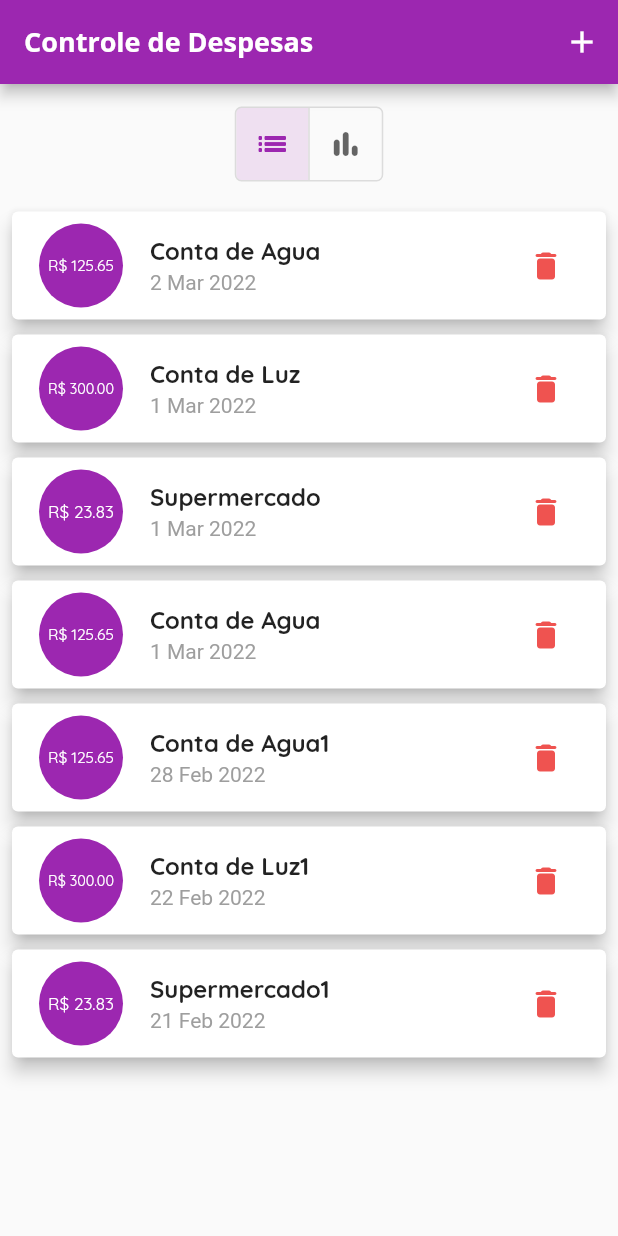
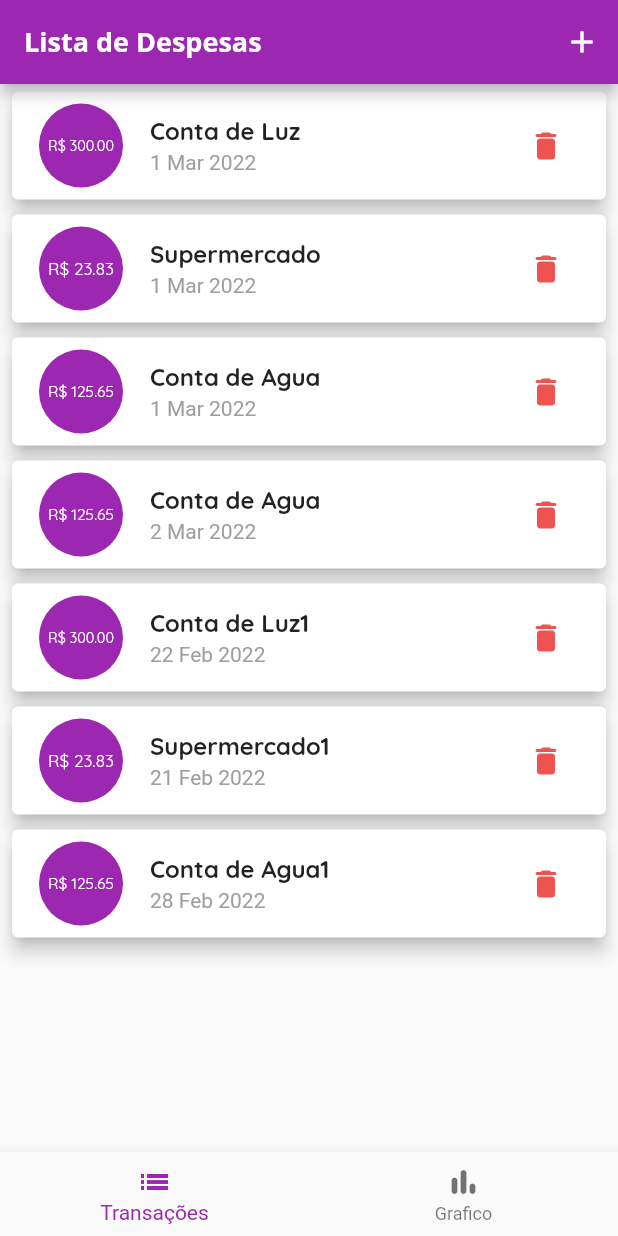
Before and after one commit to GuilhermePalma/Control_Expenses, a Flutter app: the screen it shows after launch, on a phone screen of 412 x 824 dp. Run offline on Flutter 3.47's test engine with Material 2 defaults, Android fonts, the phone set to English and light mode, and no system bars.

Commit message:
Refactor Struct of Project

```diff
--- a/lib/main.dart
+++ b/lib/main.dart
@@ -1,4 +1,4 @@
-import 'package:control_expenses/screens/transactions_screen.dart';
+import 'package:control_expenses/screens/tabs_screen.dart';
 import 'package:flutter/material.dart';
 
 void main() => runApp(const MyApp());
@@ -34,7 +34,7 @@ class MyApp extends StatelessWidget {
           ),
         ),
       ),
-      home: const TransactionsScreen(),
+      home: const TabsScreen(),
     );
   }
 }
--- /dev/null
+++ b/lib/screens/chart_screen.dart
@@ -0,0 +1,95 @@
+import 'package:control_expenses/components/chart.dart';
+import 'package:control_expenses/components/chart_caption.dart';
+import 'package:control_expenses/data/dummy_data.dart';
+import 'package:control_expenses/models/transaction.dart';
+import 'package:flutter/material.dart';
+
+class ChartScreen extends StatefulWidget {
+  const ChartScreen({
+    Key? key,
+  }) : super(key: key);
+
+  @override
+  State<ChartScreen> createState() => _ChartScreenState();
+}
+
+// TODO: Obter lista de Transação com as Transações Atualizadas
+class _ChartScreenState extends State<ChartScreen> {
+  /// Variavel que armazenará as Transações do Usuario
+  final List<Transaction> transactionList = dummyTransactions;
+
+  /// Armazena a Quantidade dos "Ultimos Dias" exibidos no Chart.
+  int _quantityDays = 7;
+
+  /// Armazena o Valor da quantidade dos "Utlimos Dias" Disponivel
+  final List<int> lastDays = [7, 10, 14, 35, 91];
+
+  // Variavel que Controla o Estade de "Ver" ou não a Legenda do Grafico
+  bool _showCaptionChart = false;
+
+  /// Obtem as Transações dentro do Intervalo de Dias. Intervalo a partir da Data Atual
+  ///
+  /// int quantityDays: Representa quantos dias Estarão no Intervalo
+  List<Transaction> lastWeekTransactions(int quantityDays) {
+    /// Obtem os Dias da Lista anteriores ao dia atual que satisfação ao Intervalo
+    return transactionList.where((element) {
+      // Verifica se a Data é depois do Periodo Especificado
+      bool isAfterDate = element.date
+          .isAfter(DateTime.now().subtract(Duration(days: quantityDays)));
+
+      // Verifica se a Data é antes do dia Atual
+      bool isBeforeDate = element.date.isBefore(DateTime.now());
+      return isAfterDate && isBeforeDate;
+    }).toList();
+  }
+
+  _changeWindow(int quantityDays, bool isNextWindow) {
+    int position = isNextWindow
+        ? lastDays.indexOf(quantityDays) + 1
+        : lastDays.indexOf(quantityDays) - 1;
+
+    if (position >= lastDays.length) {
+      // Caso a Posição seja o Ultimo Item da Lista, exibe o Primeiro
+      _quantityDays = lastDays.first;
+    } else if (position < 0) {
+      // Caso a Posição seja o Primeiro Item da Lista e esteja voltando, exibe o Ultimo
+      _quantityDays = lastDays.last;
+    } else {
+      // Soma/Subtrai para a Posição Sucessora/Antecessora
+      _quantityDays = lastDays.elementAt(position);
+    }
+
+    // Atualiza a Quantidade de Dias Exibido
+    setState(() => _quantityDays);
+  }
+
+  @override
+  Widget build(BuildContext context) {
+    return SingleChildScrollView(
+      child: Column(
+        children: [
+          Chart(
+            listTransactions: lastWeekTransactions(_quantityDays),
+            quantityDays: _quantityDays,
+            changeWindow: _changeWindow,
+          ),
+          TextButton(
+            onPressed: () {
+              setState(() => _showCaptionChart = !_showCaptionChart);
+            },
+            child: Row(
+              mainAxisAlignment: MainAxisAlignment.center,
+              children: [
+                Icon(_showCaptionChart
+                    ? Icons.visibility_off_rounded
+                    : Icons.manage_search_outlined),
+                Text("${_showCaptionChart ? 'Esconder' : 'Ver'} Legenda"),
+              ],
+            ),
+          ),
+          if (_showCaptionChart) const ChartCaption(),
+        ],
+      ),
+    );
+  }
+}
--- /dev/null
+++ b/lib/screens/tabs_screen.dart
@@ -0,0 +1,96 @@
+import 'dart:io';
+
+import 'package:control_expenses/components/transaction_form.dart';
+import 'package:control_expenses/models/transaction.dart';
+import 'package:control_expenses/screens/chart_screen.dart';
+import 'package:control_expenses/screens/transaction_list_screen.dart';
+import 'package:flutter/cupertino.dart';
+import 'package:flutter/material.dart';
+
+class TabsScreen extends StatefulWidget {
+  const TabsScreen({Key? key}) : super(key: key);
+
+  @override
+  _TabScreenState createState() => _TabScreenState();
+}
+
+class _TabScreenState extends State<TabsScreen> {
+  /// Variavel que armazena os Valores das Tabs Inferiores
+  final List<Map<String, Object>> _listScreens = [
+    {
+      // Parametros da AppBar e Body
+      "title": "Lista de Despesas",
+      "screen": const TransactionListScreen(),
+      // Parametros do Item no Menu Inferior
+      "label": "Transações",
+      "icon": Icons.list_sharp,
+    },
+    {
+      "title": "Grafico de Gastos",
+      "screen": const ChartScreen(),
+      "label": "Grafico",
+      "icon": Icons.bar_chart_rounded,
+    },
+  ];
+
+  /// Armazena o Index da Tab Selecionada
+  int _indexSelectedScreen = 0;
+
+  /// Configura o Icone "+" na AppBar
+  Widget actionAddTransaction(BuildContext context) {
+    final IconData icon = Platform.isIOS ? CupertinoIcons.add : Icons.add;
+    return Platform.isIOS
+        ? GestureDetector(
+            onTap: () => _openTransactionForm(context),
+            child: Icon(icon),
+          )
+        : IconButton(
+            onPressed: () => _openTransactionForm(context),
+            icon: Icon(icon),
+          );
+  }
+
+  /// Abre o Form de Cadastro de Transações, no estilo Modal
+  _openTransactionForm(BuildContext context) {
+    showModalBottomSheet(
+      context: context,
+      builder: (_) {
+        return TransactionForm(
+          onSubmit: _addTransaction,
+          onCancel: _closeTransactionForm,
+        );
+      },
+    );
+  }
+
+  /// Fecha o Modal Aberto
+  _closeTransactionForm() => Navigator.of(context).pop();
+
+  /// Adiciona uma Nova Transação à Lista de Transações
+  // TODO Implementar o Cadastramento de Transações
+  _addTransaction(Transaction newTransaction) => _closeTransactionForm();
+
+  @override
+  Widget build(BuildContext context) {
+    return Scaffold(
+      appBar: AppBar(
+        title: Text(
+            _listScreens.elementAt(_indexSelectedScreen)["title"] as String),
+        actions: [
+          actionAddTransaction(context),
+        ],
+      ),
+      body: _listScreens.elementAt(_indexSelectedScreen)["screen"] as Widget,
+      bottomNavigationBar: BottomNavigationBar(
+        currentIndex: _indexSelectedScreen,
+        items: _listScreens.map((tabItem) {
+          return BottomNavigationBarItem(
+            icon: Icon(tabItem["icon"] as IconData),
+            label: tabItem["label"] as String,
+          );
+        }).toList(),
+        onTap: (index) => setState(() => _indexSelectedScreen = index),
+      ),
+    );
+  }
+}
--- /dev/null
+++ b/lib/screens/transaction_list_screen.dart
@@ -0,0 +1,34 @@
+import 'package:control_expenses/components/transaction_list.dart';
+import 'package:control_expenses/data/dummy_data.dart';
+import 'package:control_expenses/models/transaction.dart';
+import 'package:flutter/material.dart';
+
+class TransactionListScreen extends StatefulWidget {
+  const TransactionListScreen({
+    Key? key,
+  }) : super(key: key);
+
+  @override
+  State<TransactionListScreen> createState() => _TransactionListScreenState();
+}
+
+class _TransactionListScreenState extends State<TransactionListScreen> {
+  final List<Transaction> transactionList = dummyTransactions;
+
+  // TODO: Implementar DB para salvar a Exclusão
+  /// Exclui uma Transação da Lista
+  _deleteTransaction(String idTransaction) {
+    // Atualiza o Estado da Lista exibida no APP, excluindo o Elemento
+    setState(() {
+      transactionList.removeWhere((element) => element.id == idTransaction);
+    });
+  }
+
+  @override
+  Widget build(BuildContext context) {
+    return TransactionList(
+      transactiontions: transactionList,
+      onDelete: _deleteTransaction,
+    );
+  }
+}
--- a/lib/screens/transactions_screen.dart
+++ /dev/null
@@ -1,242 +0,0 @@
-import 'dart:io';
-
-import 'package:control_expenses/components/chart.dart';
-import 'package:control_expenses/components/chart_caption.dart';
-import 'package:control_expenses/components/transaction_form.dart';
-import 'package:control_expenses/components/transaction_list.dart';
-import 'package:control_expenses/data/dummy_data.dart';
-import 'package:control_expenses/models/transaction.dart';
-import 'package:flutter/cupertino.dart';
-import 'package:flutter/material.dart';
-
-/// Classe que irá Gerenciar a parte do Home do APP. Nele acontece mudanças de Estado
-class TransactionsScreen extends StatefulWidget {
-  const TransactionsScreen({Key? key}) : super(key: key);
-
-  @override
-  State<TransactionsScreen> createState() => _TransactionsScreenState();
-}
-
-class _TransactionsScreenState extends State<TransactionsScreen> {
-  /// Variavel que armazenará as Transações do Usuario
-  final List<Transaction> transactionList = dummyTransactions;
-
-  /// Armazena a Quantidade dos "Ultimos Dias" exibidos no Chart.
-  int _quantityDays = 7;
-
-  /// Armazena o Valor da quantidade dos "Utlimos Dias" Disponivel
-  final List<int> lastDays = [7, 10, 14, 35, 91];
-
-  /// Abre o Form de Cadastro de Transações, no estilo Modal
-  _openTransactionForm(BuildContext context) {
-    showModalBottomSheet(
-      context: context,
-      builder: (_) {
-        return TransactionForm(
-          onSubmit: _addTransaction,
-          onCancel: _closeTransactionForm,
-        );
-      },
-    );
-  }
-
-  /// Fecha o Modal Aberto
-  _closeTransactionForm() {
-    Navigator.of(context).pop();
-  }
-
-  /// Adiciona uma Nova Transação à Lista de Transações
-  _addTransaction(Transaction newTransaction) {
-    // Atualiza o Estado da Lista exibida no APP
-    setState(() => transactionList.add(newTransaction));
-
-    // Fecha o Modal Aberto
-    _closeTransactionForm();
-  }
-
-  /// Exclui uma Transação da Lista
-  _deleteTransaction(String idTransaction) {
-    // Atualiza o Estado da Lista exibida no APP, excluindo o Elemento
-    setState(() {
-      transactionList.removeWhere((element) => element.id == idTransaction);
-    });
-  }
-
-  /// Obtem as Transações dentro do Intervalo de Dias. Intervalo a partir da Data Atual
-  ///
-  /// int quantityDays: Representa quantos dias Estarão no Intervalo
-  List<Transaction> lastWeekTransactions(int quantityDays) {
-    /// Obtem os Dias da Lista anteriores ao dia atual que satisfação ao Intervalo
-    return transactionList.where((element) {
-      // Verifica se a Data é depois do Periodo Especificado
-      bool isAfterDate = element.date
-          .isAfter(DateTime.now().subtract(Duration(days: quantityDays)));
-
-      // Verifica se a Data é antes do dia Atual
-      bool isBeforeDate = element.date.isBefore(DateTime.now());
-      return isAfterDate && isBeforeDate;
-    }).toList();
-  }
-
-  /// Metodo Responsavel por Alterar a Quantidade de Dias Exibidos no Chart
-  _changeWindow(int quantityDays, bool isNextWindow) {
-    int position = isNextWindow
-        ? lastDays.indexOf(quantityDays) + 1
-        : lastDays.indexOf(quantityDays) - 1;
-
-    if (position >= lastDays.length) {
-      // Caso a Posição seja o Ultimo Item da Lista, exibe o Primeiro
-      _quantityDays = lastDays.first;
-    } else if (position < 0) {
-      // Caso a Posição seja o Primeiro Item da Lista e esteja voltando, exibe o Ultimo
-      _quantityDays = lastDays.last;
-    } else {
-      // Soma/Subtrai para a Posição Sucessora/Antecessora
-      _quantityDays = lastDays.elementAt(position);
-    }
-
-    // Atualiza a Quantidade de Dias Exibido
-    setState(() => _quantityDays);
-  }
-
-  /// Retorna o IconButton Adaptado para o IOS e Android
-  Widget _getButtonNavigation(IconData icon, Function() fn) {
-    return Platform.isIOS
-        ? GestureDetector(
-            onTap: fn,
-            child: Icon(icon),
-          )
-        : IconButton(
-            onPressed: fn,
-            icon: Icon(icon),
-          );
-  }
-
-  /// Retorma o Layout exibido no Body do APP
-  Widget _bodyWidget(double sizeAppBar) {
-    // Objeto MediaQuery para evitar chamadas redundantes
-    final mediaQuery = MediaQuery.of(context);
-
-    // Obtem o Tamanho Disponivel para a List Ocupar
-    final disponableHeight =
-        mediaQuery.size.height - sizeAppBar - mediaQuery.padding.top;
-
-    // Altura Customizada da Exibição da Lista
-    final heigthList = mediaQuery.orientation == Orientation.portrait
-        ? 0.856 * disponableHeight
-        : 0.7 * disponableHeight;
-
-    return SafeArea(
-      child: SingleChildScrollView(
-        child: Column(
-          children: [
-            Padding(
-              padding: const EdgeInsets.symmetric(vertical: 15),
-              child: ToggleButtons(
-                color: Colors.black.withOpacity(0.60),
-                borderRadius: BorderRadius.circular(4.0),
-                isSelected: isSelectedButton,
-                onPressed: (index) {
-                  setState(() {
-                    // Remove a Legenda (O Usuario sempre terá que clicar p/ acessar)
-                    showCaptionChart = false;
-
-                    // Tira a Seleção dos Itens Selecionados
-                    if (isSelectedButton.contains(true)) {
-                      int indexItem = isSelectedButton.indexOf(true);
-                      isSelectedButton[indexItem] = false;
-                    }
-
-                    // Seleciona o Item que foi Clicado
-                    isSelectedButton[index] = true;
-                  });
-                },
-                children: const [
-                  Icon(Icons.list_sharp),
-                  Icon(Icons.bar_chart_rounded),
-                ],
-              ),
-            ),
-            // Obtem a Primeira Posição (Exibir Lista)
-            isSelectedButton.elementAt(0)
-                ? SizedBox(
-                    height: heigthList,
-                    child: TransactionList(
-                      transactiontions: transactionList,
-                      onDelete: _deleteTransaction,
-                    ),
-                  )
-                : Chart(
-                    listTransactions: lastWeekTransactions(_quantityDays),
-                    quantityDays: _quantityDays,
-                    changeWindow: _changeWindow,
-                  ),
-
-            if (isSelectedButton.elementAt(1))
-              TextButton(
-                onPressed: () {
-                  setState(() => showCaptionChart = !showCaptionChart);
-                },
-                child: Row(
-                  mainAxisAlignment: MainAxisAlignment.center,
-                  children: [
-                    Icon(showCaptionChart
-                        ? Icons.visibility_off_rounded
-                        : Icons.manage_search_outlined),
-                    Text("${showCaptionChart ? 'Esconder' : 'Ver'} Legenda"),
-                  ],
-                ),
-              ),
-
-            if (isSelectedButton.elementAt(1) && showCaptionChart)
-              const ChartCaption(),
-          ],
-        ),
-      ),
-    );
-  }
-
-  // List que controla a Seleção dos Toggle Buttons
-  final List<bool> isSelectedButton = <bool>[true, false];
-
-  // Variavel que Controla o Estade de "Ver" ou não a Legenda do Grafico
-  bool showCaptionChart = false;
-
-  @override
-  Widget build(BuildContext context) {
-    // Organiza a Lista de Transações pelas Datas de forma Decrescente
-    transactionList.sort((a, b) => b.date.compareTo(a.date));
-
-    // Itens da App Bar
-    const Text titleAppBar = Text("Controle de Despesas");
-    final actions = [
-      _getButtonNavigation(
-        Platform.isIOS ? CupertinoIcons.add : Icons.add,
-        () => _openTransactionForm(context),
-      ),
-    ];
-
-    final _appBarAndroid = AppBar(
-      actions: actions,
-      title: titleAppBar,
-    );
-
-    final _appBarIOS = CupertinoNavigationBar(
-      middle: titleAppBar,
-      trailing: Row(
-        mainAxisSize: MainAxisSize.min,
-        children: actions,
-      ),
-    );
-
-    return Platform.isIOS
-        ? CupertinoPageScaffold(
-            navigationBar: _appBarIOS,
-            child: _bodyWidget(_appBarIOS.preferredSize.height),
-          )
-        : Scaffold(
-            appBar: _appBarAndroid,
-            body: _bodyWidget(_appBarAndroid.preferredSize.height),
-          );
-  }
-}
```
